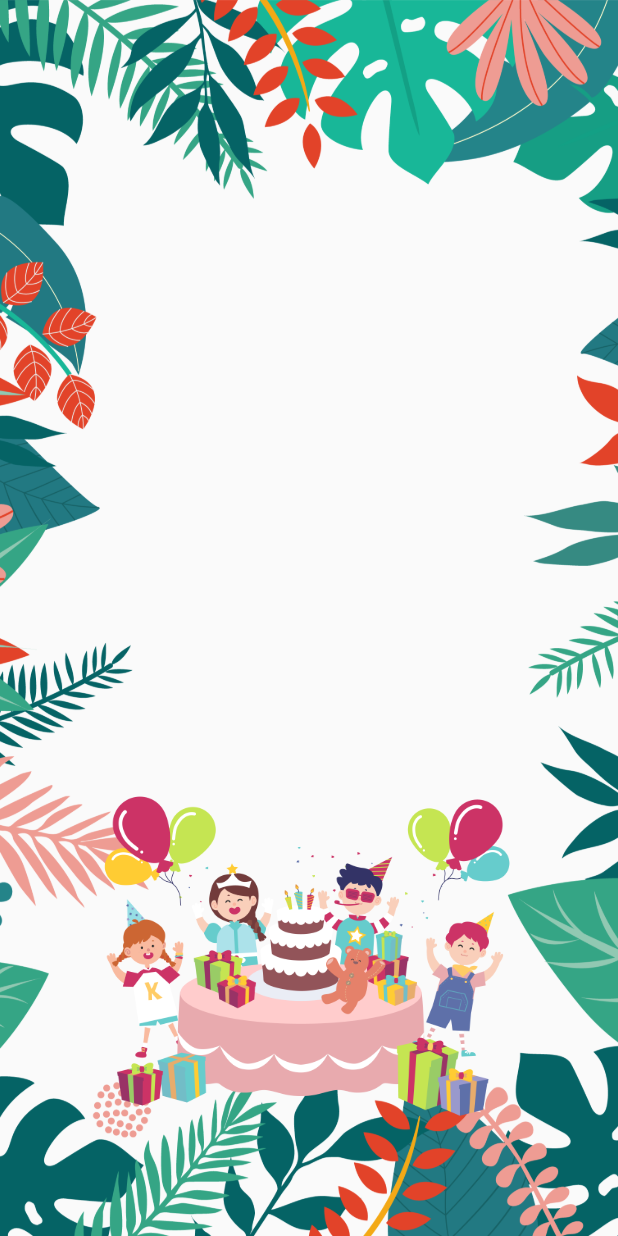
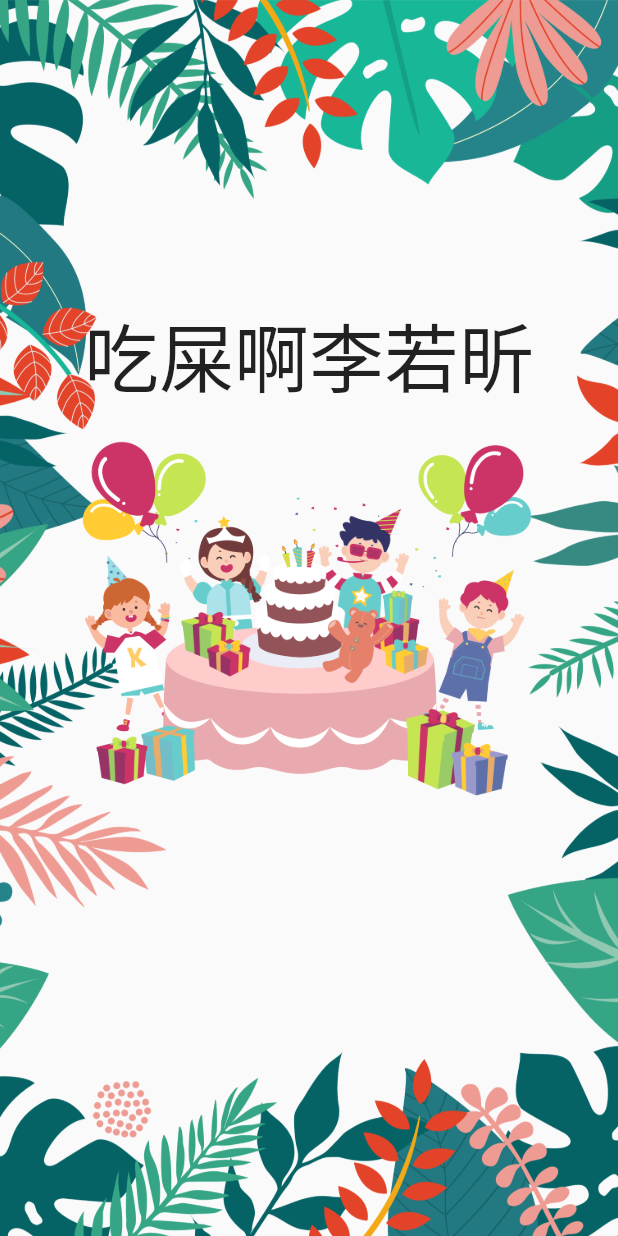
Before and after one commit to sopaknin/Paknin, a Flutter app: the screen it shows after launch, on a phone screen of 412 x 824 dp. Run offline on Flutter 3.47's test engine with Material 2 defaults, Android fonts, the light colour scheme and no system bars; drawn by our look-alikes of animated_text_kit; our stand-ins replace confetti.

Commit message:
pageview,with 动态文字

```diff
--- a/lib/page_1.dart
+++ b/lib/page_1.dart
@@ -1,13 +1,17 @@
+import 'package:animated_text_kit/animated_text_kit.dart';
 import 'package:flutter/material.dart';
+import 'wishes.dart';
 class page_1 extends StatelessWidget {
   const page_1({Key? key}) : super(key: key);
 
   @override
   Widget build(BuildContext context) {
     return Container(
-        margin: EdgeInsets.only(top:450,left: 20,right: 20),
+        // margin: EdgeInsets.only(top:450,left: 20,right: 20),
         width: double.maxFinite,
         height: double.maxFinite,
+        alignment: Alignment.topCenter,
+        child: wishes(),
         decoration: BoxDecoration(
             image: DecorationImage(
                 image:AssetImage("assets/whole_family.png"),
@@ -31,7 +35,7 @@ class page_2 extends StatelessWidget {
           decoration: BoxDecoration(
               image: DecorationImage(
                   image:AssetImage("assets/whole_family.png"),
-                  fit: BoxFit.fitWidth
+                  fit: BoxFit.fitWidth,
               )
           )
       );
--- a/lib/welcome_page.dart
+++ b/lib/welcome_page.dart
@@ -2,6 +2,7 @@ import 'package:flutter/cupertino.dart';
 import 'package:flutter/material.dart';
 import 'package:learn/page_1.dart';
 import 'page_1.dart';
+
 
 class welcome_page extends StatefulWidget {
   const welcome_page({Key? key}) : super(key: key);
--- /dev/null
+++ b/lib/wishes.dart
@@ -0,0 +1,19 @@
+import 'package:animated_text_kit/animated_text_kit.dart';
+import 'package:flutter/material.dart';
+class wishes extends StatelessWidget {
+  const wishes({Key? key}) : super(key: key);
+
+  @override
+  Widget build(BuildContext context) {
+    return Container(
+      width: double.maxFinite,
+      height: double.maxFinite,
+      alignment: Alignment.topCenter,
+      margin: EdgeInsets.only(top: 200),
+      child: AnimatedTextKit(animatedTexts: [
+        TyperAnimatedText('吃屎啊李若昕',textStyle: TextStyle(fontSize: 50))
+      ],),
+
+    );
+  }
+}
--- a/pubspec.yaml
+++ b/pubspec.yaml
@@ -27,6 +27,7 @@ environment:
 # the latest version available on pub.dev. To see which dependencies have newer
 # versions available, run `flutter pub outdated`.
 dependencies:
+  animated_text_kit: ^4.2.1
   flutter:
     sdk: flutter
   flutter_native_splash: ^2.1.2+1
```
Also changed, not shown: pubspec.lock.
